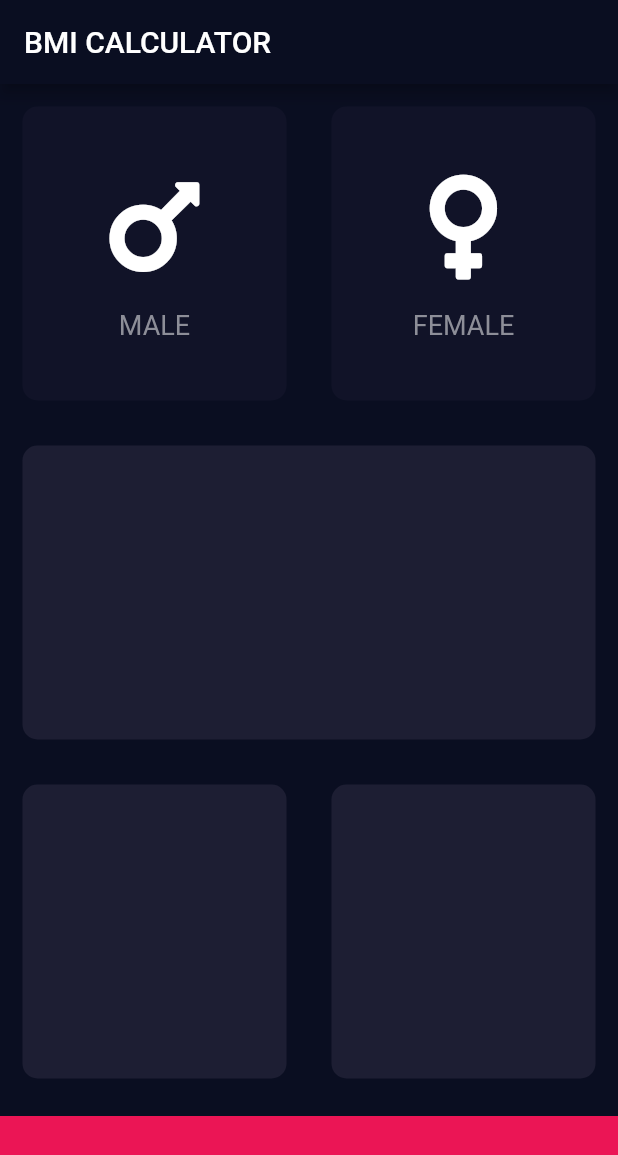
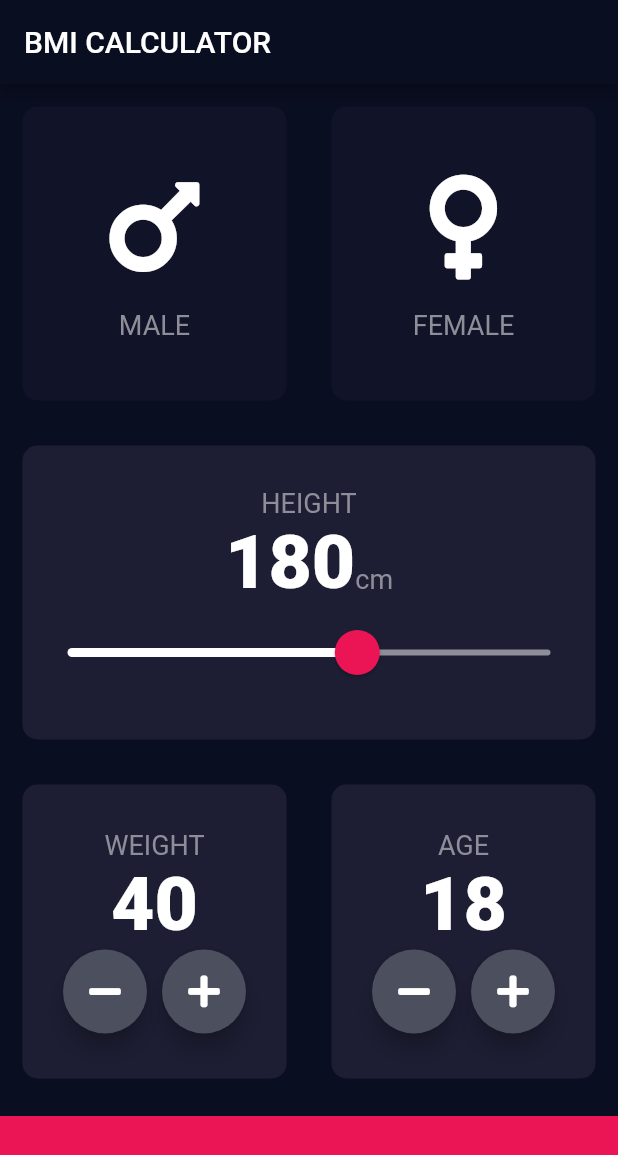
Before and after one commit to rafaelwms/bmi_calculator_flutter, a Flutter app: the screen it shows after launch, on a phone screen of 412 x 824 dp. Shown: the top 1155 px of the screen. Run offline on Flutter 3.47's test engine with Material 2 defaults, Android fonts, the phone set to English and light mode, and no system bars; our stand-ins replace font_awesome_flutter.

Commit message:
Primeira Tela OK

```diff
--- /dev/null
+++ b/lib/constants.dart
@@ -0,0 +1,16 @@
+import 'package:flutter/material.dart';
+
+const kActiveCardColour = Color(0xFF1D1E33);
+const kInactiveCardColour = Color(0xFF111328);
+const kBottomCellBackground = Color(0xFFEB1555);
+const kBottomContainerHeight = 80.0;
+const kLabelTextColour = Color(0xFF8D8E98);
+const kLargeFontStyle = TextStyle(
+  fontSize: 50.0,
+  fontWeight: FontWeight.w900,
+);
+
+const kLabelTexttStyle = TextStyle(
+  fontSize: 18.0,
+  color: kLabelTextColour,
+);
--- a/lib/gender_card.dart
+++ b/lib/gender_card.dart
@@ -1,4 +1,5 @@
 import 'package:flutter/material.dart';
+import 'constants.dart';
 
 class GenderCard extends StatelessWidget {
   GenderCard({@required this.icon, this.text});
@@ -19,10 +20,7 @@ class GenderCard extends StatelessWidget {
         ),
         Text(
           text,
-          style: TextStyle(
-            fontSize: 18.0,
-            color: Color(0xFF8D8E98),
-          ),
+          style: kLabelTexttStyle,
         ),
       ],
     );
--- a/lib/input_page.dart
+++ b/lib/input_page.dart
@@ -1,11 +1,8 @@
 import 'package:flutter/material.dart';
 import 'package:font_awesome_flutter/font_awesome_flutter.dart';
 import 'gender_card.dart';
+import 'constants.dart';
 import 'reusable_card.dart';
-
-const activeCardColour = Color(0xFF1D1E33);
-const inactiveCardColour = Color(0xFF111328);
-const bottomCellBackground = Color(0xFFEB1555);
 
 enum Gender { MALE, FEMALE }
 
@@ -20,13 +17,19 @@ class InputPage extends StatefulWidget {
 class _InputPageState extends State<InputPage> {
   Gender selectedGender;
 
+  int height = 180;
+  int weight = 40;
+  int age = 18;
+
   @override
   Widget build(BuildContext context) {
     return Scaffold(
       appBar: AppBar(
         title: Text('BMI CALCULATOR'),
       ),
-      body: Column(children: <Widget>[
+      body: Column(
+          crossAxisAlignment: CrossAxisAlignment.stretch,
+          children: <Widget>[
             Expanded(
               child: Row(
                 children: <Widget>[
@@ -38,8 +41,8 @@ class _InputPageState extends State<InputPage> {
                         });
                       },
                       colour: selectedGender == Gender.MALE
-                      ? activeCardColour
-                      : inactiveCardColour,
+                          ? kActiveCardColour
+                          : kInactiveCardColour,
                       cardChild: GenderCard(
                         icon: FontAwesomeIcons.mars,
                         text: 'MALE',
@@ -54,8 +57,8 @@ class _InputPageState extends State<InputPage> {
                         });
                       },
                       colour: selectedGender == Gender.FEMALE
-                      ? activeCardColour
-                      : inactiveCardColour,
+                          ? kActiveCardColour
+                          : kInactiveCardColour,
                       cardChild: GenderCard(
                         icon: FontAwesomeIcons.venus,
                         text: 'FEMALE',
@@ -66,14 +69,53 @@ class _InputPageState extends State<InputPage> {
               ),
             ),
             Expanded(
-          child: Row(
+              child: ReusableCard(
+                colour: kActiveCardColour,
+                cardChild: Column(
+                  mainAxisAlignment: MainAxisAlignment.center,
                   children: <Widget>[
-              Expanded(
-                child: ReusableCard(
-                  colour: activeCardColour,
+                    Text(
+                      'HEIGHT',
+                      style: kLabelTexttStyle,
+                    ),
+                    Row(
+                      mainAxisAlignment: MainAxisAlignment.center,
+                      crossAxisAlignment: CrossAxisAlignment.baseline,
+                      textBaseline: TextBaseline.alphabetic,
+                      children: <Widget>[
+                        Text(
+                          height.toString(),
+                          style: kLargeFontStyle,
+                        ),
+                        Text(
+                          'cm',
+                          style: kLabelTexttStyle,
+                        ),
+                      ],
+                    ),
+                    SliderTheme(
+                      data: SliderTheme.of(context).copyWith(
+                          thumbShape:
+                              RoundSliderThumbShape(enabledThumbRadius: 15.0),
+                          overlayShape:
+                              RoundSliderOverlayShape(overlayRadius: 30.0),
+                          activeTrackColor: Colors.white,
+                          inactiveTrackColor: kLabelTextColour,
+                          thumbColor: kBottomCellBackground,
+                          overlayColor: Color(0x29EB1555)),
+                      child: Slider(
+                        value: height.toDouble(),
+                        min: 120.0,
+                        max: 220.0,
+                        onChanged: (double newValue) {
+                          setState(() {
+                            height = newValue.round();
+                          });
+                        },
                       ),
                     ),
                   ],
+                ),
               ),
             ),
             Expanded(
@@ -81,12 +123,86 @@ class _InputPageState extends State<InputPage> {
                 children: <Widget>[
                   Expanded(
                     child: ReusableCard(
-                  colour: activeCardColour,
+                      colour: kActiveCardColour,
+                      cardChild: Column(
+                        mainAxisAlignment: MainAxisAlignment.center,
+                        children: <Widget>[
+                          Text(
+                            'WEIGHT',
+                            style: kLabelTexttStyle,
+                          ),
+                          Text(
+                            weight.toString(),
+                            style: kLargeFontStyle,
+                          ),
+                          Row(
+                            mainAxisAlignment: MainAxisAlignment.center,
+                            children: <Widget>[
+                              RoundIconButton(
+                                icon: FontAwesomeIcons.minus,
+                                onPressed: () {
+                                  setState(() {
+                                    weight--;
+                                  });
+                                },
+                              ),
+                              SizedBox(
+                                width: 10.0,
+                              ),
+                              RoundIconButton(
+                                icon: FontAwesomeIcons.plus,
+                                onPressed: () {
+                                  setState(() {
+                                    weight++;
+                                  });
+                                },
+                              ),
+                            ],
+                          )
+                        ],
+                      ),
                     ),
                   ),
                   Expanded(
                     child: ReusableCard(
-                  colour: activeCardColour,
+                      colour: kActiveCardColour,
+                      cardChild: Column(
+                        mainAxisAlignment: MainAxisAlignment.center,
+                        children: <Widget>[
+                          Text(
+                            'AGE',
+                            style: kLabelTexttStyle,
+                          ),
+                          Text(
+                            age.toString(),
+                            style: kLargeFontStyle,
+                          ),
+                          Row(
+                            mainAxisAlignment: MainAxisAlignment.center,
+                            children: <Widget>[
+                              RoundIconButton(
+                                icon: FontAwesomeIcons.minus,
+                                onPressed: () {
+                                  setState(() {
+                                    age--;
+                                  });
+                                },
+                              ),
+                              SizedBox(
+                                width: 10.0,
+                              ),
+                              RoundIconButton(
+                                icon: FontAwesomeIcons.plus,
+                                onPressed: () {
+                                  setState(() {
+                                    age++;
+                                  });
+                                },
+                              ),
+                            ],
+                          )
+                        ],
+                      ),
                     ),
                   ),
                 ],
@@ -95,10 +211,32 @@ class _InputPageState extends State<InputPage> {
             Container(
               margin: EdgeInsets.only(top: 10.0),
               width: double.infinity,
-          height: 80.0,
-          color: bottomCellBackground,
+              height: kBottomContainerHeight,
+              color: kBottomCellBackground,
             )
           ]),
     );
   }
 }
+
+class RoundIconButton extends StatelessWidget {
+  RoundIconButton({@required this.icon, @required this.onPressed});
+
+  final IconData icon;
+  final Function onPressed;
+
+  @override
+  Widget build(BuildContext context) {
+    return RawMaterialButton(
+      child: Icon(icon),
+      onPressed: onPressed,
+      elevation: 6.0,
+      constraints: BoxConstraints.tightFor(
+        width: 56.0,
+        height: 56.0,
+      ),
+      shape: CircleBorder(),
+      fillColor: Color(0xFF4C4F5E),
+    );
+  }
+}
```
Lines whose indentation alone changed are shown as unchanged.
